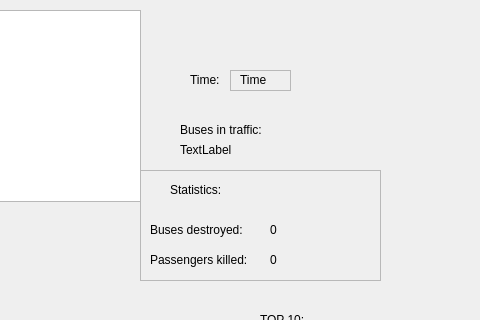
Before: the Qt Designer form Game/mainwindow.ui in kanniai/tuni-programming, drawn with Qt 5; both pictures show x 320 to 800 and y 0 to 320 of the 800 by 600 pixel window.
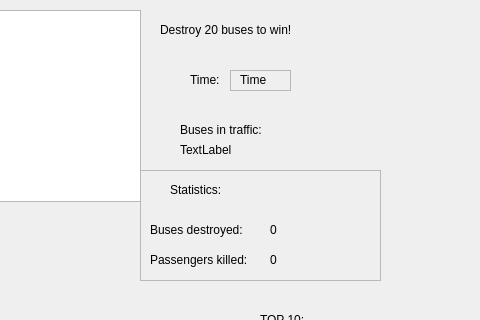
After: the same form once the commit is applied.

Commit message: Course project PROG3

What changed in the file:
```diff
--- a/Game/mainwindow.ui
+++ b/Game/mainwindow.ui
@@ -235,6 +235,19 @@
      <string>TOP 10:</string>
     </property>
    </widget>
+   <widget class="QLabel" name="label">
+    <property name="geometry">
+     <rect>
+      <x>480</x>
+      <y>20</y>
+      <width>221</width>
+      <height>20</height>
+     </rect>
+    </property>
+    <property name="text">
+     <string>Destroy 20 buses to win!</string>
+    </property>
+   </widget>
   </widget>
   <widget class="QMenuBar" name="menubar">
    <property name="geometry">
```
The commit also changes 1 other file.
